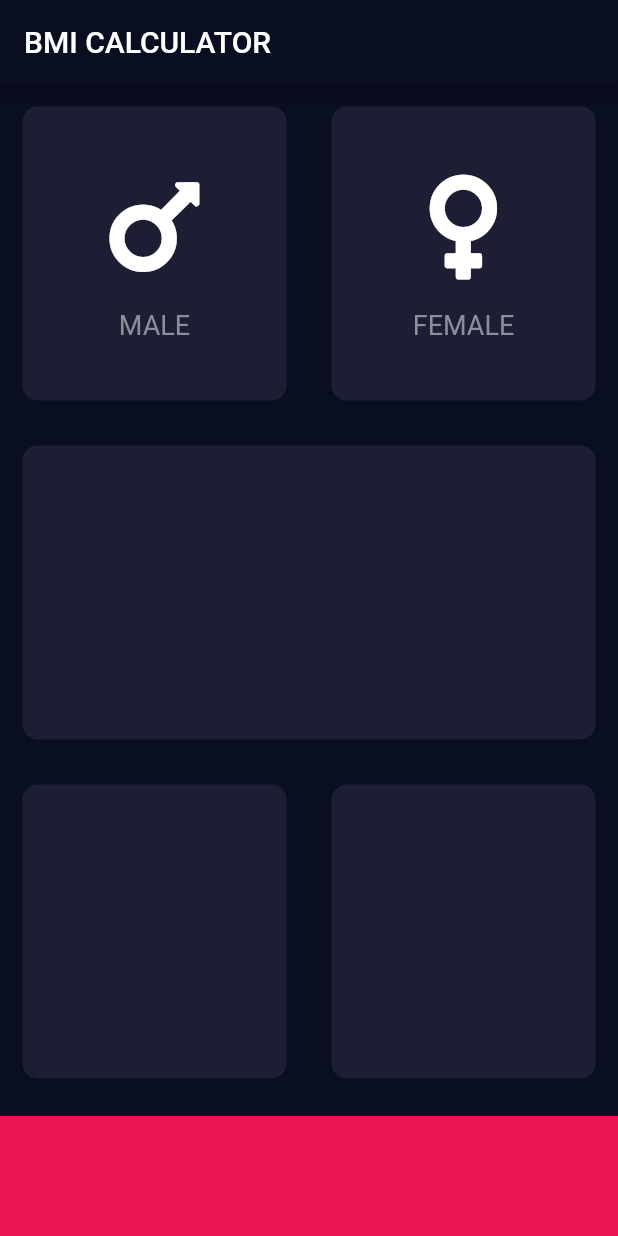
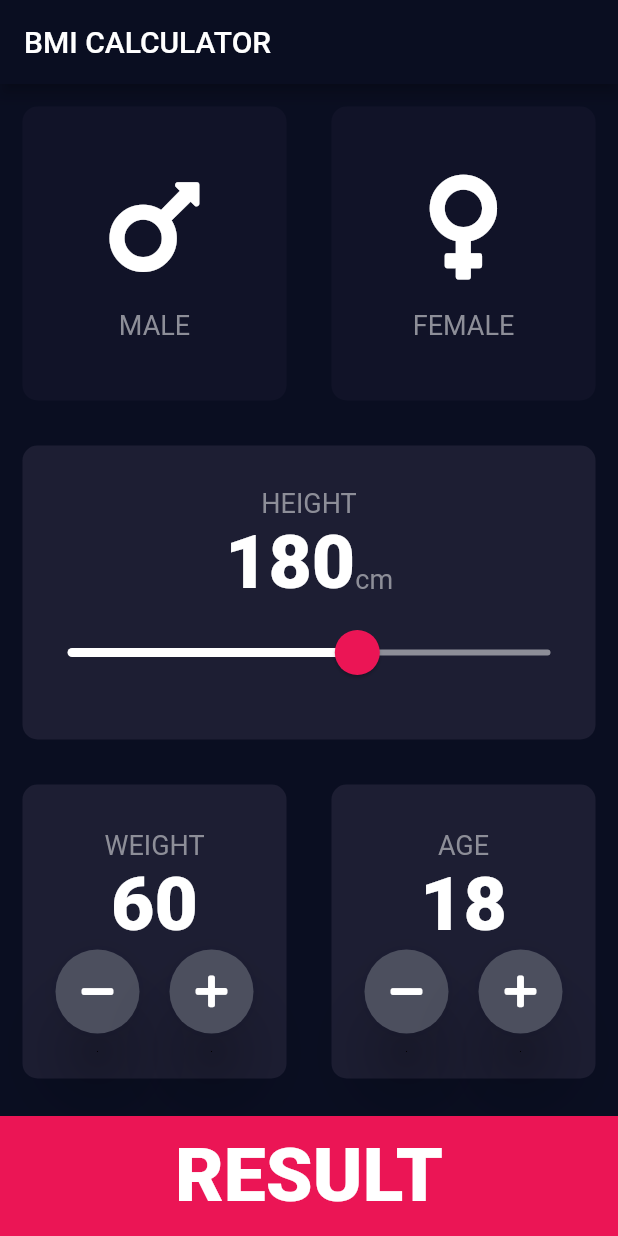
Before and after one commit to GUILAVOGUI/FlutterBasicApp_BMICalculator, a Flutter app: the screen it shows after launch, on a phone screen of 412 x 824 dp. Run offline on Flutter 3.47's test engine with Material 2 defaults, Android fonts, the phone set to English and light mode, and no system bars; our stand-ins replace font_awesome_flutter.

Commit message:
UI
UI  PART

```diff
--- /dev/null
+++ b/lib/constants.dart
@@ -0,0 +1,19 @@
+
+import 'package:flutter/material.dart';
+
+const kLabelTextStyle = TextStyle(
+  fontSize: 18,color: Color(0xFF8D8E98),
+);
+
+const kUltraTextStyle =TextStyle(
+    fontSize: 50.0,
+    fontWeight: FontWeight.w900
+);
+
+
+
+const kBottomContainerHeight =80.0;
+const kActiveCardColour = Color(0xFF1D1E33);
+const kInactiveCardColour = Color(0xFF111328);
+const kBottomContainerColour =  Color(0xFFEB1555);
+// 0xFF111328
--- a/lib/icon_content.dart
+++ b/lib/icon_content.dart
@@ -2,9 +2,8 @@
 
 import 'package:flutter/material.dart';
 
-const labelTextStyle = TextStyle(
-  fontSize: 18,color: Color(0xFF8D8E98),
-);
+import 'constants.dart';
+
 
 class ReusableCardChild extends StatelessWidget {
 
@@ -24,7 +23,7 @@ class ReusableCardChild extends StatelessWidget {
         ,SizedBox(height: 15,),
         Text(
           gender,
-          style: labelTextStyle,
+          style: kLabelTextStyle,
         )
       ],
     );
--- a/lib/input_page.dart
+++ b/lib/input_page.dart
@@ -3,12 +3,13 @@ import 'package:bmi_calculator/reusable_card.dart';
 import 'package:flutter/cupertino.dart';
 import 'package:flutter/material.dart';
 import 'package:font_awesome_flutter/font_awesome_flutter.dart';
-
+import 'constants.dart';
 import 'icon_content.dart';
 
-const bottomContainerHeight =80.0;
-const activeCardColour = Color(0xFF1D1E33);
-const bottomContainerColour =  Color(0xFFEB1555);
+enum Gender{
+  male,
+female
+}
 
 class InputPage extends StatefulWidget {
   @override
@@ -16,6 +17,12 @@ class InputPage extends StatefulWidget {
 }
 
 class _InputPageState extends State<InputPage> {
+
+  Gender selectedGender;
+  int height = 180;
+  int weight = 60;
+  int age = 18;
+
   @override
   Widget build(BuildContext context) {
     return Scaffold(
@@ -23,36 +30,204 @@ class _InputPageState extends State<InputPage> {
         title: Text('BMI CALCULATOR'),
       ),
       body: Column(
+        crossAxisAlignment: CrossAxisAlignment.stretch,
         children: [
           Expanded(child: Row(
             children: [
-              Expanded(child:  ReusableCard(
-                colour: activeCardColour,
-                cardChild: ReusableCardChild(gender: 'MALE',icon: FontAwesomeIcons.mars,),
+              Expanded(
+                child:ReusableCard(
+                  onPress: (){
+                    setState(() {
+                      selectedGender = Gender.male;
+                    });
+                  },
+                  colour: selectedGender == Gender.male ? kActiveCardColour : kInactiveCardColour,
+                  cardChild: ReusableCardChild(
+                    gender: 'MALE',
+                    icon: FontAwesomeIcons.mars,),
+                ),
               ),
-              ),
-              Expanded(child:  ReusableCard(colour: activeCardColour,
-              cardChild: ReusableCardChild(gender: 'FEMALE', icon: FontAwesomeIcons.venus,),
-              ),
+              Expanded(
+                child:  ReusableCard(
+
+                  onPress: (){
+                    setState(() {
+                      selectedGender = Gender.female;
+                    });
+                  },
+                  colour: selectedGender == Gender.female ? kActiveCardColour : kInactiveCardColour,
+                 cardChild: ReusableCardChild(
+                   gender: 'FEMALE',
+                   icon: FontAwesomeIcons.venus,),
+                ),
               ),
             ],
 
           ),),
-          Expanded(child:  ReusableCard(colour: activeCardColour)),
+          Expanded(child:  ReusableCard(
+              colour: kActiveCardColour,
+            cardChild: Column(
+              mainAxisAlignment: MainAxisAlignment.center,
+              children: <Widget> [
+                Text(
+                  'HEIGHT',
+                  style: kLabelTextStyle,
+                ),
+                Row(
+                  mainAxisAlignment: MainAxisAlignment.center,
+                  crossAxisAlignment: CrossAxisAlignment.baseline,
+                  textBaseline: TextBaseline.alphabetic,
+                  children: [
+                    Text(
+                      height.toString(),
+                      style: kUltraTextStyle
+                    ),
+                    Text(
+                      'cm',
+                      style: kLabelTextStyle,
+                    )
+                  ],
+                ),
+                SliderTheme(
+                  data: SliderTheme.of(context).copyWith(
+                    activeTrackColor: Colors.white,
+                    thumbColor: Color(0xFFEB1555),
+                    overlayColor: Color(0x29EB1555),
+                      inactiveTrackColor: Color(0xFF8D8E98),
+                      thumbShape: RoundSliderThumbShape(enabledThumbRadius: 15),
+                    overlayShape: RoundSliderOverlayShape(overlayRadius: 30)
+                  ),
+                  child: Slider(value: height.toDouble(),
+                    min: 120.0,
+                    max: 220.0,
+                    // activeColor: Color(0xFFEB1555),
+                    onChanged: (double newValue) {
+                     setState(() {
+                       height = newValue.toInt();
+                     });
+                    },
+                  ),
+                )
+
+              ],
+            ),
+
+          ),
+          ),
           Expanded(child: Row(
             children: [
-              Expanded(child: ReusableCard(colour: activeCardColour)),
-              Expanded(child:  ReusableCard(colour: activeCardColour)),
+              Expanded(child: ReusableCard(
+                  colour: kActiveCardColour,
+              cardChild: Column(
+                mainAxisAlignment: MainAxisAlignment.center,
+                children: [
+                  Text(
+                    'WEIGHT',
+                    style: kLabelTextStyle,
+                  ),
+                  Text(
+                    weight.toString(),
+                    style: kUltraTextStyle,
+                  ),
+                  Row(
+                    mainAxisAlignment: MainAxisAlignment.center,
+                    children: [
+                       RoundIconButton(icon: FontAwesomeIcons.minus, onPressed: (){
+                         setState(() {
+                           weight--;
+                         });
+                       },),
+                      SizedBox(width: 20,),
+                      RoundIconButton(icon: FontAwesomeIcons.plus, onPressed: () {
+                         setState(() {
+                           weight++;
+                         });
+                      },),
+                    ],
+                  )
+                ],
+              ),),
+
+              ),
+              Expanded(child:  ReusableCard(
+                  colour: kActiveCardColour,
+                cardChild: Column(
+                  mainAxisAlignment: MainAxisAlignment.center,
+                  children: [
+                    Text(
+                      'AGE',
+                      style: kLabelTextStyle,
+                    ),
+                    Text(
+                      age.toString(),
+                      style: kUltraTextStyle,
+                    ),
+                    Row(
+                      mainAxisAlignment: MainAxisAlignment.center,
+                      children: [
+                        RoundIconButton(icon: FontAwesomeIcons.minus, onPressed: (){
+                          setState(() {
+                            age--;
+                          });
+                        },),
+                        SizedBox(width: 20,),
+                        RoundIconButton(icon: FontAwesomeIcons.plus, onPressed: () {
+                          setState(() {
+                            age++;
+                          });
+                        },),
+                      ],
+                    )
+                  ],
+                ),
+
+              ),
+              ),
             ],
           ),),
-          Container(
-            color: bottomContainerColour,
-            margin: EdgeInsets.only(top: 10),
-            width: double.infinity,
-            height: bottomContainerHeight,
+          GestureDetector(
+            onTap: (){
+               Navigator.pushNamed(context, '/result');
+            },
+            child: Container(
+              color: kBottomContainerColour,
+              margin: EdgeInsets.only(top: 10),
+              width: double.infinity,
+              height: kBottomContainerHeight,
+              child: Center(
+                child: Text(
+                  'RESULT',
+                  style: kUltraTextStyle,
+                ),
+              ),
+            ),
           ),
         ],
       )
       );
   }
 }
+
+class RoundIconButton extends StatelessWidget {
+  // const RoundIconButton({Key? key}) : super(key: key);
+
+  final IconData icon;
+  final Function onPressed;
+   RoundIconButton({@required this.icon, @required this.onPressed});
+
+  @override
+  Widget build(BuildContext context) {
+    return RawMaterialButton(
+      child: Icon(icon) ,
+      elevation: 20,
+      constraints: BoxConstraints.tightFor(
+        width: 56,
+        height: 56,
+      ),
+      // shape: RoundedRectangleBorder(borderRadius: BorderRadius.circular(10)),
+      shape: CircleBorder(),
+        fillColor: Color(0xFF4C4F5E),
+        onPressed: onPressed,
+    );
+  }
+}
--- a/lib/main.dart
+++ b/lib/main.dart
@@ -1,3 +1,4 @@
+import 'package:bmi_calculator/result_page.dart';
 import 'package:flutter/material.dart';
 
 import 'input_page.dart';
@@ -12,7 +13,12 @@ class BMICalculator extends StatelessWidget {
             primaryColor: Color(0xFF0A0E21),
             scaffoldBackgroundColor: Color(0xFF0A0E21),
       ),
-      home: InputPage(),
+      // home: InputPage(),
+      initialRoute: '/',
+      routes: {
+        '/': (context) => InputPage(),
+        '/result':(context) => Result_page(),
+      },
     );
   }
 }
--- /dev/null
+++ b/lib/result_page.dart
@@ -0,0 +1,21 @@
+
+
+import 'package:flutter/material.dart';
+
+class Result_page extends StatelessWidget {
+
+
+  @override
+  Widget build(BuildContext context) {
+    return  Scaffold(
+      appBar: AppBar(
+        title: Text(
+          'BMI CALCULATOR'
+        ),
+      ),
+      body: Text(
+        'RESULT PAGE'
+      ),
+    );
+  }
+}
--- a/lib/reusable_card.dart
+++ b/lib/reusable_card.dart
@@ -4,18 +4,22 @@ import 'package:flutter/material.dart';
 
 class ReusableCard extends StatelessWidget {
 
-  ReusableCard({@required this.colour , this.cardChild});
+  ReusableCard({@required this.colour , this.cardChild, this.onPress});
   final Color colour;
   final Widget cardChild;
+  final Function onPress;
 
   @override
   Widget build(BuildContext context) {
-    return Container(
-      child: cardChild,
-      margin: EdgeInsets.all(15),
-      decoration: BoxDecoration(
-        borderRadius: BorderRadius.circular(10),
-        color: colour,
+    return GestureDetector(
+      onTap: onPress,
+      child: Container(
+        child: cardChild,
+        margin: EdgeInsets.all(15),
+        decoration: BoxDecoration(
+          borderRadius: BorderRadius.circular(10),
+          color: colour,
+        ),
       ),
     );
   }
```
